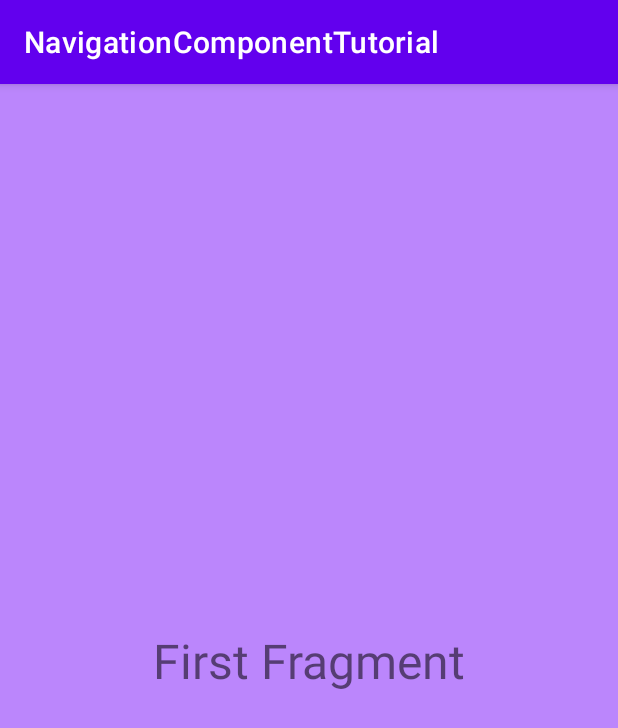
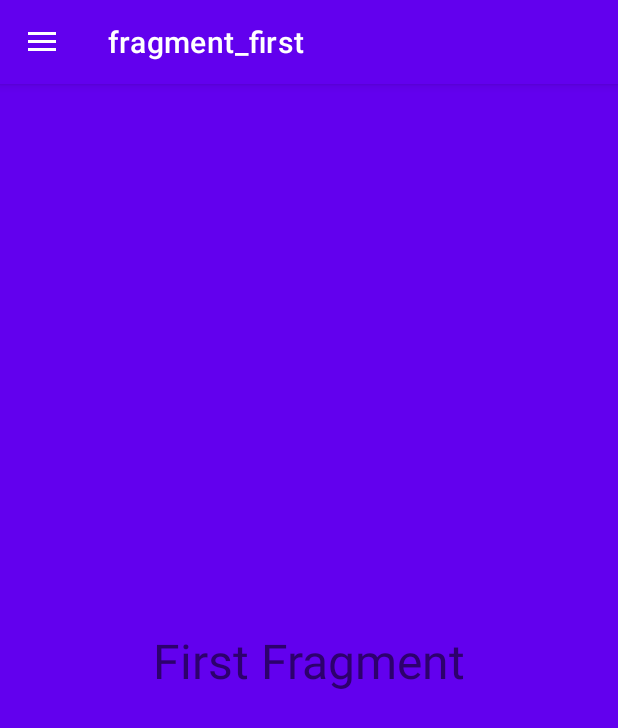
Before and after one commit to bennyfajri/Android-NavigationComponentTutorial, an Android app: the screen it shows after launch (MainActivity), on a phone screen of 412 x 824 dp. Shown: the top 728 px of the screen. Run offline under Robolectric (Android 15) with nearby library versions, the phone set to English and light mode, and no system bars; our stand-ins replace navigation-ui.

Commit message:
navigation drawer with navigation component

```diff
--- a/app/src/main/java/com/example/navigationcomponenttutorial/MainActivity.kt
+++ b/app/src/main/java/com/example/navigationcomponenttutorial/MainActivity.kt
@@ -1,11 +1,78 @@
 package com.example.navigationcomponenttutorial
 
+import android.annotation.SuppressLint
+import android.graphics.drawable.ColorDrawable
+import android.os.Build
 import androidx.appcompat.app.AppCompatActivity
 import android.os.Bundle
+import androidx.annotation.RequiresApi
+import androidx.core.content.ContextCompat
+import androidx.drawerlayout.widget.DrawerLayout
+import androidx.navigation.NavController
+import androidx.navigation.findNavController
+import androidx.navigation.fragment.findNavController
+import androidx.navigation.ui.AppBarConfiguration
+import androidx.navigation.ui.navigateUp
+import androidx.navigation.ui.setupActionBarWithNavController
+import androidx.navigation.ui.setupWithNavController
+import kotlinx.android.synthetic.main.activity_main.*
 
 class MainActivity : AppCompatActivity() {
+
+    private lateinit var navController: NavController
+    private lateinit var appBarConfiguration: AppBarConfiguration
+    private lateinit var drawerLayout: DrawerLayout
+
+    private lateinit var listener: NavController.OnDestinationChangedListener
+
     override fun onCreate(savedInstanceState: Bundle?) {
         super.onCreate(savedInstanceState)
         setContentView(R.layout.activity_main)
+
+        val navHostFragment = supportFragmentManager.findFragmentById(R.id.fragmentContainerView)
+        navController = navHostFragment!!.findNavController()
+        drawerLayout = findViewById(R.id.drawer_layout)
+        navigationView.setupWithNavController(navController)
+
+        appBarConfiguration = AppBarConfiguration(navController.graph, drawerLayout)
+        setupActionBarWithNavController(navController, appBarConfiguration)
+
+        listener =
+            NavController.OnDestinationChangedListener { controller, destination, arguments ->
+                if (destination.id == R.id.firstFragment) {
+                    supportActionBar?.setBackgroundDrawable(
+                        ColorDrawable(
+                            ContextCompat.getColor(
+                                this,
+                                R.color.purple_500
+                            )
+                        )
+                    )
+                } else if (destination.id == R.id.secondFragment) {
+                    supportActionBar?.setBackgroundDrawable(
+                        ColorDrawable(
+                            ContextCompat.getColor(
+                                this,
+                                R.color.teal_200
+                            )
+                        )
+                    )
+                }
+            }
+    }
+
+    override fun onPause() {
+        super.onPause()
+        navController.addOnDestinationChangedListener(listener)
+    }
+
+    override fun onResume() {
+        super.onResume()
+        navController.removeOnDestinationChangedListener(listener)
+    }
+
+    override fun onSupportNavigateUp(): Boolean {
+        val navController = findNavController(R.id.fragmentContainerView)
+        return navController.navigateUp(appBarConfiguration) || super.onSupportNavigateUp()
     }
 }
--- a/app/src/main/res/layout/activity_main.xml
+++ b/app/src/main/res/layout/activity_main.xml
@@ -1,10 +1,12 @@
 <?xml version="1.0" encoding="utf-8"?>
-<androidx.constraintlayout.widget.ConstraintLayout xmlns:android="http://schemas.android.com/apk/res/android"
+<androidx.drawerlayout.widget.DrawerLayout
+    xmlns:android="http://schemas.android.com/apk/res/android"
     xmlns:app="http://schemas.android.com/apk/res-auto"
     xmlns:tools="http://schemas.android.com/tools"
     android:layout_width="match_parent"
     android:layout_height="match_parent"
-    tools:context=".MainActivity">
+    tools:context=".MainActivity"
+    android:id="@+id/drawer_layout">
 
 
     <androidx.fragment.app.FragmentContainerView
@@ -18,4 +20,12 @@
         app:layout_constraintStart_toStartOf="parent"
         app:layout_constraintTop_toTopOf="parent"
         app:navGraph="@navigation/my_nav" />
-</androidx.constraintlayout.widget.ConstraintLayout>
+
+    <com.google.android.material.navigation.NavigationView
+        android:id="@+id/navigationView"
+        android:layout_width="wrap_content"
+        android:layout_height="match_parent"
+        android:layout_gravity="start"
+        app:menu="@menu/drawer_menu"/>
+
+</androidx.drawerlayout.widget.DrawerLayout>
--- a/app/src/main/res/layout/fragment_first.xml
+++ b/app/src/main/res/layout/fragment_first.xml
@@ -6,7 +6,7 @@
     android:layout_width="match_parent"
     android:layout_height="match_parent"
     tools:context=".FirstFragment"
-    android:background="@color/purple_200">
+    android:background="@color/purple_500">
 
     <!-- TODO: Update blank fragment layout -->
     <TextView
--- a/app/src/main/res/layout/fragment_second.xml
+++ b/app/src/main/res/layout/fragment_second.xml
@@ -5,7 +5,7 @@
     android:layout_height="match_parent"
     xmlns:app="http://schemas.android.com/apk/res-auto"
     tools:context=".SecondFragment"
-    android:background="@color/purple_500">
+    android:background="@color/teal_200">
     <TextView
         android:id="@+id/tv2"
         android:layout_width="wrap_content"
--- /dev/null
+++ b/app/src/main/res/menu/drawer_menu.xml
@@ -0,0 +1,12 @@
+<?xml version="1.0" encoding="utf-8"?>
+<menu xmlns:android="http://schemas.android.com/apk/res/android">
+
+    <group android:checkableBehavior="single">
+        <item
+            android:id="@id/firstFragment"
+            android:title="Home" />
+        <item
+            android:id="@id/secondFragment"
+            android:title="SecindFragment" />
+    </group>
+</menu>
```
